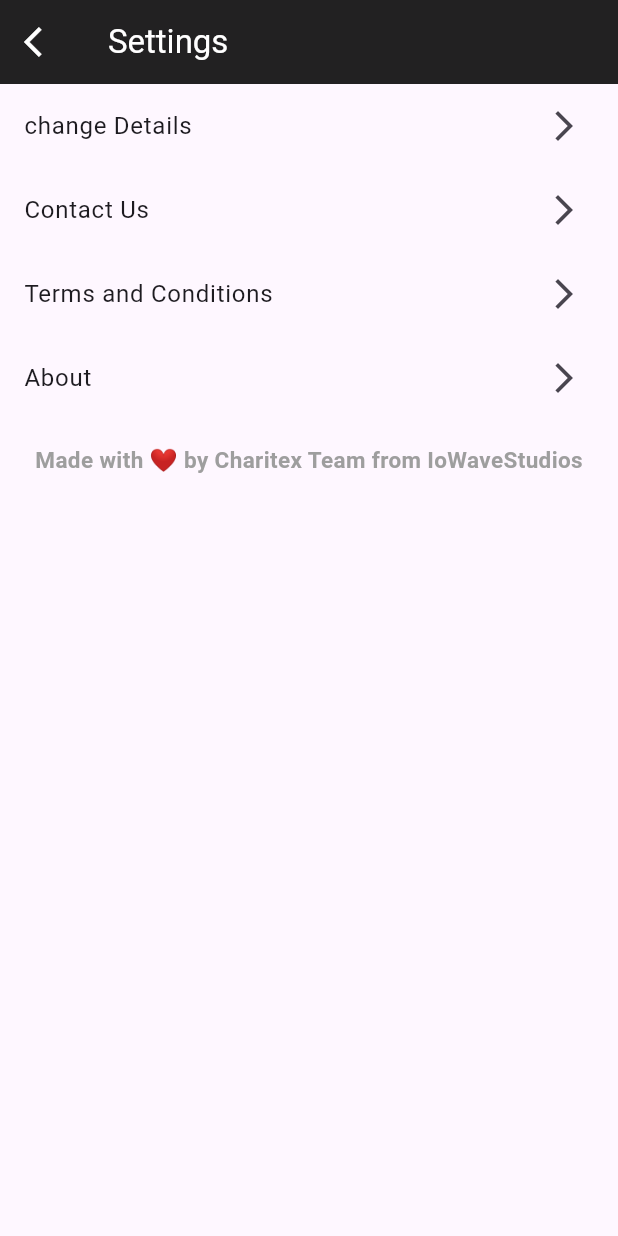
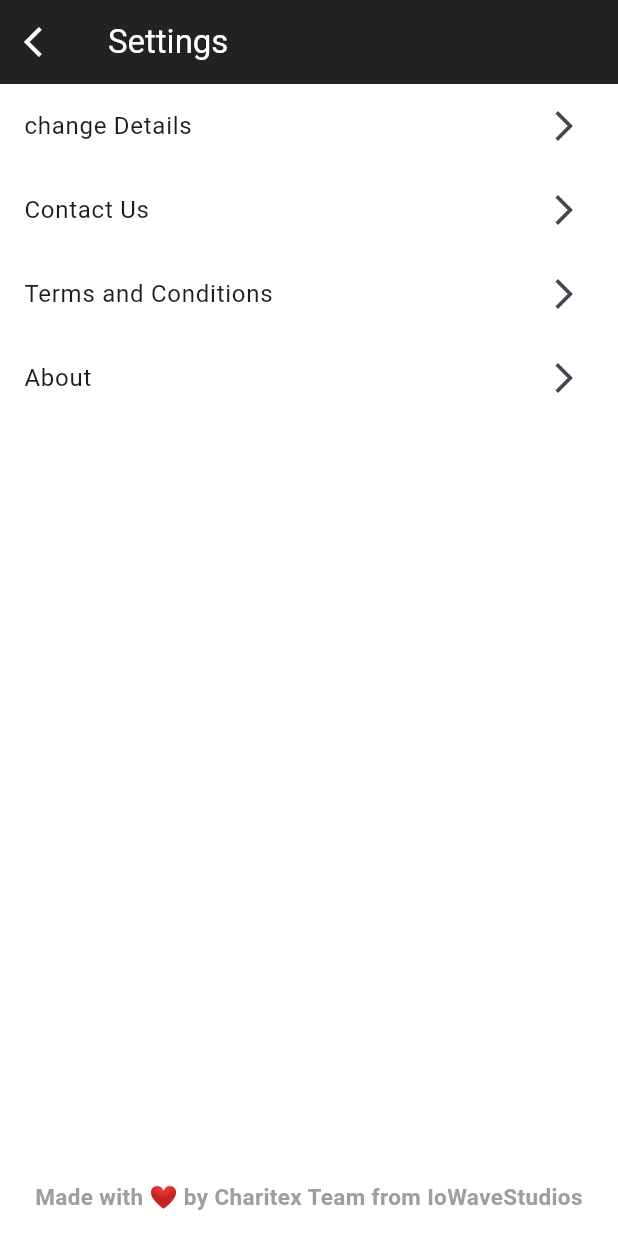
Before and after one commit to PredatorXxRIPxX/KindKarma, a Flutter app: the Profile widget shown alone on an empty page, opened directly, after a tap on "Settings", on a phone screen of 412 x 824 dp. Run offline on Flutter 3.47's test engine with Material 3 defaults, Android fonts, the light colour scheme and no system bars; our stand-ins replace animated_notch_bottom_bar, appwrite, lottie; network calls fail.

Commit message:
fixing bugs

```diff
--- a/lib/aside/termcondition.dart
+++ b/lib/aside/termcondition.dart
@@ -79,6 +79,7 @@ class TermsAndConditions extends StatelessWidget {
           ),
         ),
       ),
+      backgroundColor: Colors.white,
       body: Container(
         color: Colors.white,
         child: SingleChildScrollView(
--- a/lib/main.dart
+++ b/lib/main.dart
@@ -2,6 +2,7 @@ import 'package:flutter/material.dart';
 import 'package:kindkarma/auth/forgot.dart';
 import 'package:kindkarma/auth/login.dart';
 import 'package:kindkarma/auth/signup.dart';
+import 'package:kindkarma/utils/utility.dart';
 import 'package:kindkarma/view/home.dart';
 import 'package:provider/provider.dart';
 import 'package:kindkarma/controllers/userprovider.dart';
@@ -24,7 +25,8 @@ class MyApp extends StatelessWidget {
       debugShowCheckedModeBanner: false,
       title: 'Kindkarma',
       theme: ThemeData(
-        primarySwatch: Colors.blue,
+        primarySwatch: Colors.green,
+
       ),
       initialRoute: '/login',
       routes: {
--- a/lib/view/profile.dart
+++ b/lib/view/profile.dart
@@ -1,6 +1,8 @@
 import 'package:flutter/material.dart';
+import 'package:kindkarma/controllers/userprovider.dart';
 import 'package:kindkarma/utils/utility.dart';
 import 'package:kindkarma/view/settings.dart';
+import 'package:provider/provider.dart';
 
 class Profile extends StatefulWidget {
   const Profile({super.key});
@@ -10,6 +12,17 @@ class Profile extends StatefulWidget {
 }
 
 class _ProfileState extends State<Profile> {
+  late String email;
+  late String username;
+
+  @override
+  void initState() {
+    super.initState();
+    final Userprovider userprovider = Provider.of<Userprovider>(context, listen: false);
+    email = userprovider.email;
+    username = userprovider.username;
+  }
+
   @override
   Widget build(BuildContext context) {
     return SizedBox(
@@ -34,8 +47,8 @@ class _ProfileState extends State<Profile> {
                 ),
                 child: Column(
                   mainAxisAlignment: MainAxisAlignment.center,
-                  children: const [
-                    CircleAvatar(
+                  children: [
+                    const CircleAvatar(
                       radius: 50,
                       child: Icon(
                         Icons.person,
@@ -43,17 +56,17 @@ class _ProfileState extends State<Profile> {
                         color: Colors.white,
                       ),
                     ),
-                    SizedBox(height: 10),
+                    const SizedBox(height: 10),
                     Text(
-                      'John Doe',
-                      style: TextStyle(
+                      username,
+                      style: const TextStyle(
                         color: Colors.white,
                         fontSize: 20,
                         fontWeight: FontWeight.bold,
                       ),
                     ),
-                    SizedBox(height: 5),
-                    Text(
+                    const SizedBox(height: 5),
+                    const Text(
                       'Kind Karma User',
                       style: TextStyle(
                         color: Colors.white,
@@ -85,9 +98,15 @@ class _ProfileState extends State<Profile> {
             child: ListView(
               padding: const EdgeInsets.symmetric(horizontal: 20.0),
               children: [
-                const ListTile(
-                  leading: Icon(Icons.email, color: Colors.white),
-                  title: Text('Email', style: TextStyle(color: Colors.white, fontSize: 20)),
+                ListTile(  // Removed const to show email
+                  leading: const Icon(Icons.email, color: Colors.white),
+                  title: const Text('Email',
+                    style: TextStyle(color: Colors.white, fontSize: 20)
+                  ),
+                  subtitle: Text(
+                    email,
+                    style: const TextStyle(color: Colors.white70, fontSize: 16),
+                  ),
                 ),
                 const ListTile(
                   leading: Icon(Icons.phone, color: Colors.white),
--- a/lib/view/settings.dart
+++ b/lib/view/settings.dart
@@ -24,6 +24,7 @@ class _SettingsState extends State<Settings> {
         backgroundColor: Colors.black87,
         title: const Text('Settings', style: TextStyle(color: Colors.white)),
       ),
+      backgroundColor: Colors.white,
       body: SizedBox(
         width: double.infinity,
         height: double.infinity,
@@ -57,6 +58,9 @@ class _SettingsState extends State<Settings> {
                 Navigator.push(context, MaterialPageRoute(builder: (context) => const AboutPage()));
               },
             ),
+            const Expanded(
+              child:  SizedBox()
+            ),
             const Align(
               alignment: Alignment.bottomCenter,
               child: Padding(
@@ -67,6 +71,7 @@ class _SettingsState extends State<Settings> {
                       color: Colors.grey,
                       fontSize: 15,
                       fontWeight: FontWeight.bold),
+                  textAlign: TextAlign.center,
                 ),
               ),
             ),
```
Also changed, not shown: lib/aside/about.dart (+13 -9 lines), lib/aside/changedetails.dart (+13 -4 lines), lib/auth/login.dart (+30 -4 lines), lib/controllers/userprovider.dart (+0 -7 lines), lib/view/home.dart (+1 -23 lines).
